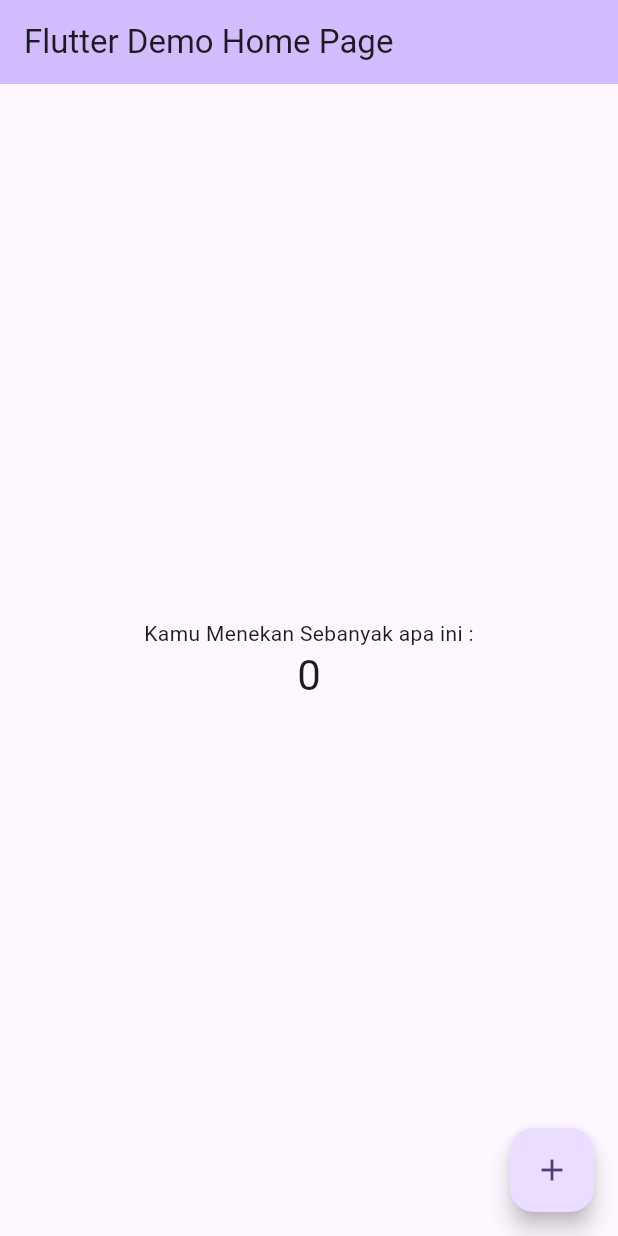
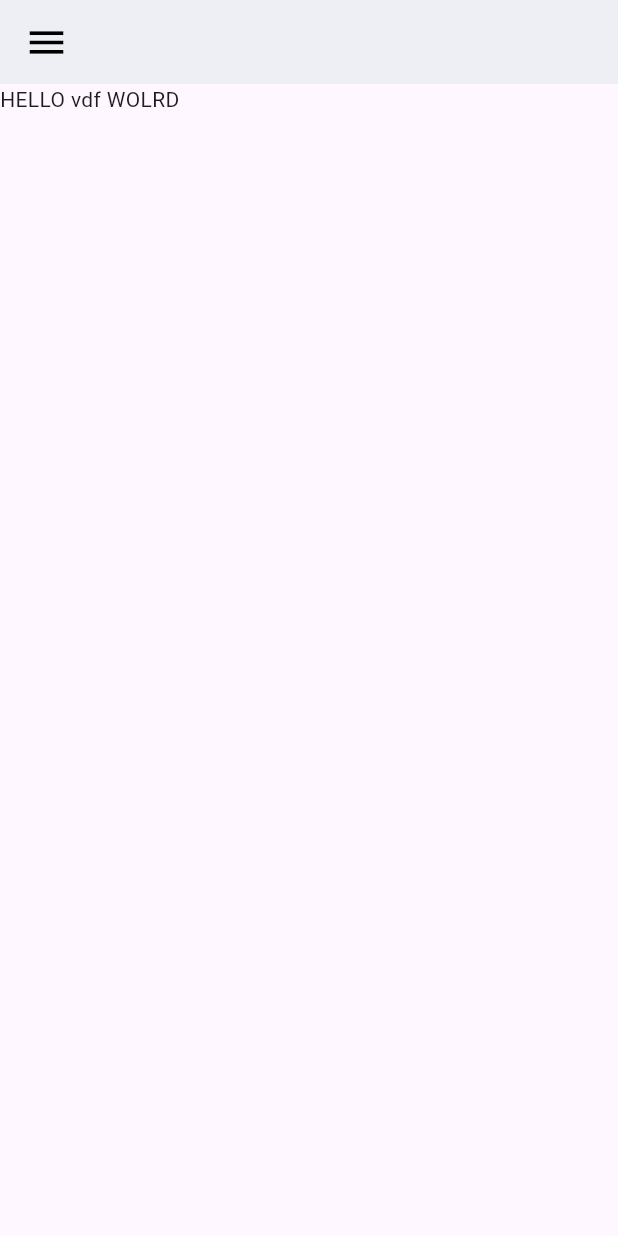
Before and after one commit to aydisofyan/TodoList_App, a Flutter app: the screen it shows after launch, on a phone screen of 412 x 824 dp. Run offline on Flutter 3.47's test engine with Material 3 defaults, Android fonts, the phone set to English and light mode, and no system bars.

Commit message:
nambah homepage

```diff
--- /dev/null
+++ b/lib/constants/color.dart
@@ -0,0 +1,9 @@
+import 'package:flutter/material.dart';
+
+const Color tdRed = Color(0xFFDA4040);
+const Color tdBlue = Color(0xFF5F52EE);
+
+const Color tdBlack = Color(0xFF3A3A3A);
+const Color tdGrey = Color(0xFF717171);
+
+const Color tdBGColor = Color(0xFFEEEFF5);
--- a/lib/main.dart
+++ b/lib/main.dart
@@ -1,122 +1,18 @@
 import 'package:flutter/material.dart';
+import 'package:todo_list/screens/homepage.dart';
 
 void main() {
   runApp(const MyApp());
 }
 
 class MyApp extends StatelessWidget {
-  const MyApp({super.key});
-
-  // This widget is the root of your application.
+  const MyApp({Key? key}) : super(key: key);
   @override
   Widget build(BuildContext context) {
     return MaterialApp(
-      title: 'Flutter Demo',
-      theme: ThemeData(
-        // This is the theme of your application.
-        //
-        // TRY THIS: Try running your application with "flutter run". You'll see
-        // the application has a purple toolbar. Then, without quitting the app,
-        // try changing the seedColor in the colorScheme below to Colors.green
-        // and then invoke "hot reload" (save your changes or press the "hot
-        // reload" button in a Flutter-supported IDE, or press "r" if you used
-        // the command line to start the app).
-        //
-        // Notice that the counter didn't reset back to zero; the application
-        // state is not lost during the reload. To reset the state, use hot
-        // restart instead.
-        //
-        // This works for code too, not just values: Most code changes can be
-        // tested with just a hot reload.
-        colorScheme: ColorScheme.fromSeed(seedColor: Colors.deepPurple),
-      ),
-      home: const MyHomePage(title: 'Flutter Demo Home Page'),
+      debugShowCheckedModeBanner: false,
+      title: 'LIST TUGAS ',
+      home: Home(),
     );
   }
 }
-
-class MyHomePage extends StatefulWidget {
-  const MyHomePage({super.key, required this.title});
-
-  // This widget is the home page of your application. It is stateful, meaning
-  // that it has a State object (defined below) that contains fields that affect
-  // how it looks.
-
-  // This class is the configuration for the state. It holds the values (in this
-  // case the title) provided by the parent (in this case the App widget) and
-  // used by the build method of the State. Fields in a Widget subclass are
-  // always marked "final".
-
-  final String title;
-
-  @override
-  State<MyHomePage> createState() => _MyHomePageState();
-}
-
-class _MyHomePageState extends State<MyHomePage> {
-  int _counter = 0;
-
-  void _incrementCounter() {
-    setState(() {
-      // This call to setState tells the Flutter framework that something has
-      // changed in this State, which causes it to rerun the build method below
-      // so that the display can reflect the updated values. If we changed
-      // _counter without calling setState(), then the build method would not be
-      // called again, and so nothing would appear to happen.
-      _counter++;
-    });
-  }
-
-  @override
-  Widget build(BuildContext context) {
-    // This method is rerun every time setState is called, for instance as done
-    // by the _incrementCounter method above.
-    //
-    // The Flutter framework has been optimized to make rerunning build methods
-    // fast, so that you can just rebuild anything that needs updating rather
-    // than having to individually change instances of widgets.
-    return Scaffold(
-      appBar: AppBar(
-        // TRY THIS: Try changing the color here to a specific color (to
-        // Colors.amber, perhaps?) and trigger a hot reload to see the AppBar
-        // change color while the other colors stay the same.
-        backgroundColor: Theme.of(context).colorScheme.inversePrimary,
-        // Here we take the value from the MyHomePage object that was created by
-        // the App.build method, and use it to set our appbar title.
-        title: Text(widget.title),
-      ),
-      body: Center(
-        // Center is a layout widget. It takes a single child and positions it
-        // in the middle of the parent.
-        child: Column(
-          // Column is also a layout widget. It takes a list of children and
-          // arranges them vertically. By default, it sizes itself to fit its
-          // children horizontally, and tries to be as tall as its parent.
-          //
-          // Column has various properties to control how it sizes itself and
-          // how it positions its children. Here we use mainAxisAlignment to
-          // center the children vertically; the main axis here is the vertical
-          // axis because Columns are vertical (the cross axis would be
-          // horizontal).
-          //
-          // TRY THIS: Invoke "debug painting" (choose the "Toggle Debug Paint"
-          // action in the IDE, or press "p" in the console), to see the
-          // wireframe for each widget.
-          mainAxisAlignment: MainAxisAlignment.center,
-          children: <Widget>[
-            const Text('Kamu Menekan Sebanyak apa ini :'),
-            Text(
-              '$_counter',
-              style: Theme.of(context).textTheme.headlineMedium,
-            ),
-          ],
-        ),
-      ),
-      floatingActionButton: FloatingActionButton(
-        onPressed: _incrementCounter,
-        tooltip: 'Increment',
-        child: const Icon(Icons.add),
-      ), // This trailing comma makes auto-formatting nicer for build methods.
-    );
-  }
-}
--- a/lib/screens/homepage.dart
+++ b/lib/screens/homepage.dart
@@ -0,0 +1,31 @@
+import 'package:flutter/material.dart';
+import 'package:todo_list/constants/color.dart';
+
+class Home extends StatelessWidget {
+  const Home({Key? key}) : super(key: key);
+
+  @override
+  Widget build(BuildContext context) {
+    return Scaffold(
+      appBar: AppBar(
+        backgroundColor: tdBGColor,
+        title: Row(children: [
+          Icon(
+            Icons.menu,
+            color: Colors.black,
+            size: 30,
+          ),
+          Container(
+            height: 40 ,
+            width: 40,
+            child: ClipRRect(
+              borderRadius: BorderRadius.circular(20),
+              // child: ,
+            ),
+          )
+        ],),
+      ),
+      body: Container(child: Text('HELLO vdf WOLRD')),
+    );
+  }
+}
```
Also changed, not shown: lib/contstrains/color.dart (deleted), 1 other file.
